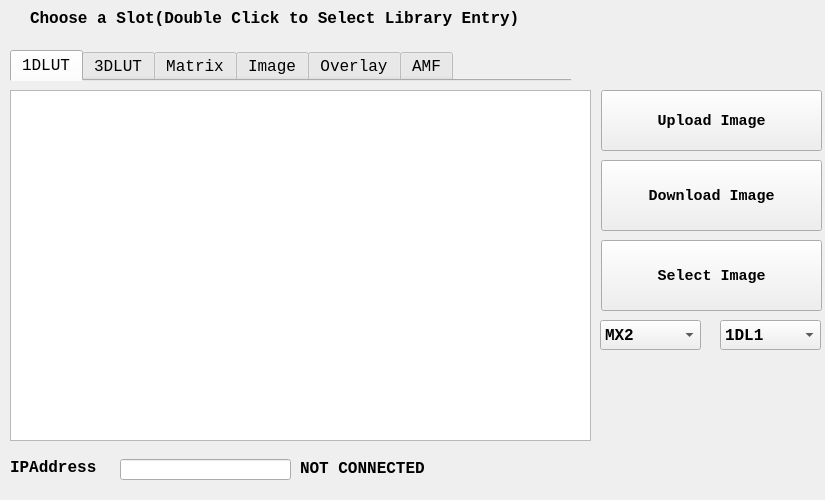
First picture: the form in cpp-qt/Librarian/dialog.ui, repository aja-video/colorbox-demos, before the edit.
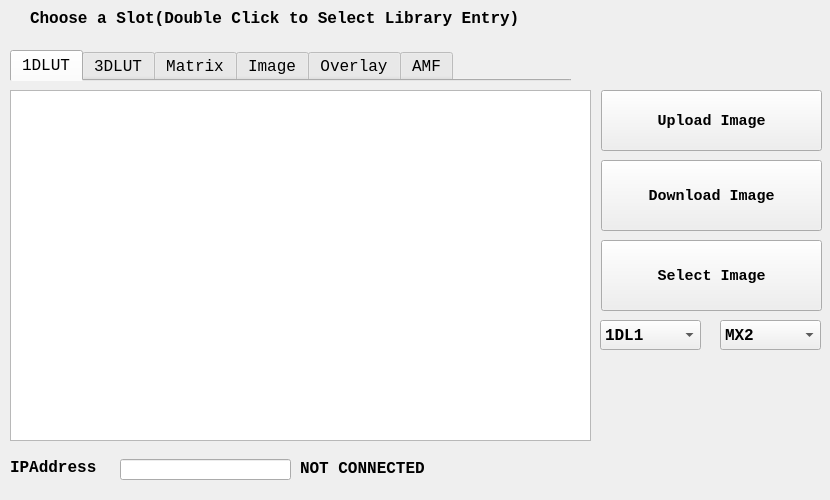
Second picture: the form after the edit.

Commit message: disable unused dropdowns in certain tabs.

Diff of the .ui file:
```diff
--- a/cpp-qt/Librarian/dialog.ui
+++ b/cpp-qt/Librarian/dialog.ui
@@ -6,19 +6,19 @@
    <rect>
     <x>0</x>
     <y>0</y>
-    <width>825</width>
+    <width>830</width>
     <height>500</height>
    </rect>
   </property>
   <property name="minimumSize">
    <size>
-    <width>740</width>
-    <height>410</height>
+    <width>830</width>
+    <height>500</height>
    </size>
   </property>
   <property name="maximumSize">
    <size>
-    <width>825</width>
+    <width>830</width>
     <height>500</height>
    </size>
   </property>
@@ -272,7 +272,7 @@
   <widget class="QComboBox" name="matrixChoiceComboBox">
    <property name="geometry">
     <rect>
-     <x>600</x>
+     <x>720</x>
      <y>320</y>
      <width>101</width>
      <height>30</height>
@@ -299,7 +299,7 @@
   <widget class="QComboBox" name="lut1dChoiceComboBox">
    <property name="geometry">
     <rect>
-     <x>720</x>
+     <x>600</x>
      <y>320</y>
      <width>101</width>
      <height>30</height>
```
The commit also changes 1 other file.
